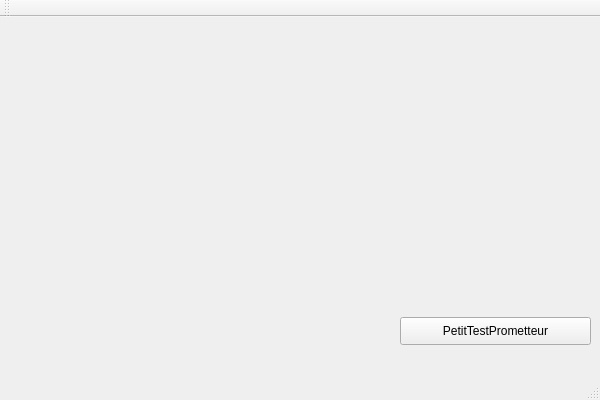
This is src/Editor/QtUIFiles/BoltEditor.ui in FcTD4mN/Bolt as Qt 5 draws it before an edit. The edited form follows.
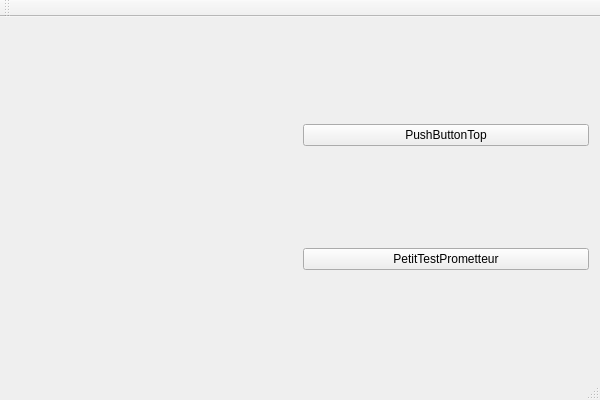
This is the edited form. Custom widgets are drawn as their Qt base class.

Commit message: feat: SFML Widgets is now placed using placeholder in QtDesigner

```diff
--- a/src/Editor/QtUIFiles/BoltEditor.ui
+++ b/src/Editor/QtUIFiles/BoltEditor.ui
@@ -14,19 +14,29 @@
    <string>BoltEditor</string>
   </property>
   <widget class="QWidget" name="centralWidget">
+   <layout class="QHBoxLayout" name="horizontalLayout_2">
+    <item>
+     <widget class="MyCanvas" name="widget" native="true"/>
+    </item>
+    <item>
+     <layout class="QVBoxLayout" name="verticalLayout">
+      <item>
+       <widget class="QPushButton" name="pushButton_2">
+        <property name="text">
+         <string>PushButtonTop</string>
+        </property>
+       </widget>
+      </item>
+      <item>
    <widget class="QPushButton" name="pushButton">
-    <property name="geometry">
-     <rect>
-      <x>400</x>
-      <y>300</y>
-      <width>191</width>
-      <height>28</height>
-     </rect>
-    </property>
     <property name="text">
      <string>PetitTestPrometteur</string>
     </property>
    </widget>
+      </item>
+     </layout>
+    </item>
+   </layout>
   </widget>
   <widget class="QMenuBar" name="menuBar">
    <property name="geometry">
@@ -49,6 +59,14 @@
   <widget class="QStatusBar" name="statusBar"/>
  </widget>
  <layoutdefault spacing="6" margin="11"/>
+ <customwidgets>
+  <customwidget>
+   <class>MyCanvas</class>
+   <extends>QWidget</extends>
+   <header>QtWidgets/TestCanvas.h</header>
+   <container>1</container>
+  </customwidget>
+ </customwidgets>
  <resources>
   <include location="../QtResourceFiles/BoltEditor.qrc"/>
  </resources>
```
Lines whose indentation alone changed are shown as unchanged. The commit also changes 6 other files.
